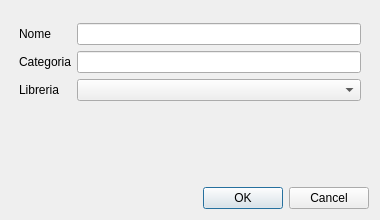
Old version of the form gui/DialogCreateMacro.ui in the repository manufino/eSchema.
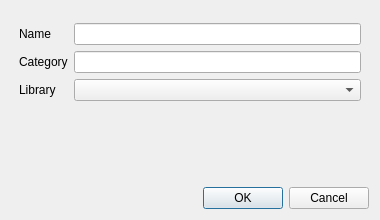
New version of the form.

Diff of the .ui file:
```diff
--- a/gui/DialogCreateMacro.ui
+++ b/gui/DialogCreateMacro.ui
@@ -34,7 +34,7 @@
      <item row="0" column="0">
       <widget class="QLabel" name="labelName">
        <property name="text">
-        <string>Nome</string>
+        <string>Name</string>
        </property>
       </widget>
      </item>
@@ -48,7 +48,7 @@
      <item row="1" column="0">
       <widget class="QLabel" name="labelCategory">
        <property name="text">
-        <string>Categoria</string>
+        <string>Category</string>
        </property>
       </widget>
      </item>
@@ -62,7 +62,7 @@
      <item row="2" column="0">
       <widget class="QLabel" name="labelLibrary">
        <property name="text">
-        <string>Libreria</string>
+        <string>Library</string>
        </property>
       </widget>
      </item>
```
Left out of the diff: 8 changed lines with no effect on the pictures.
